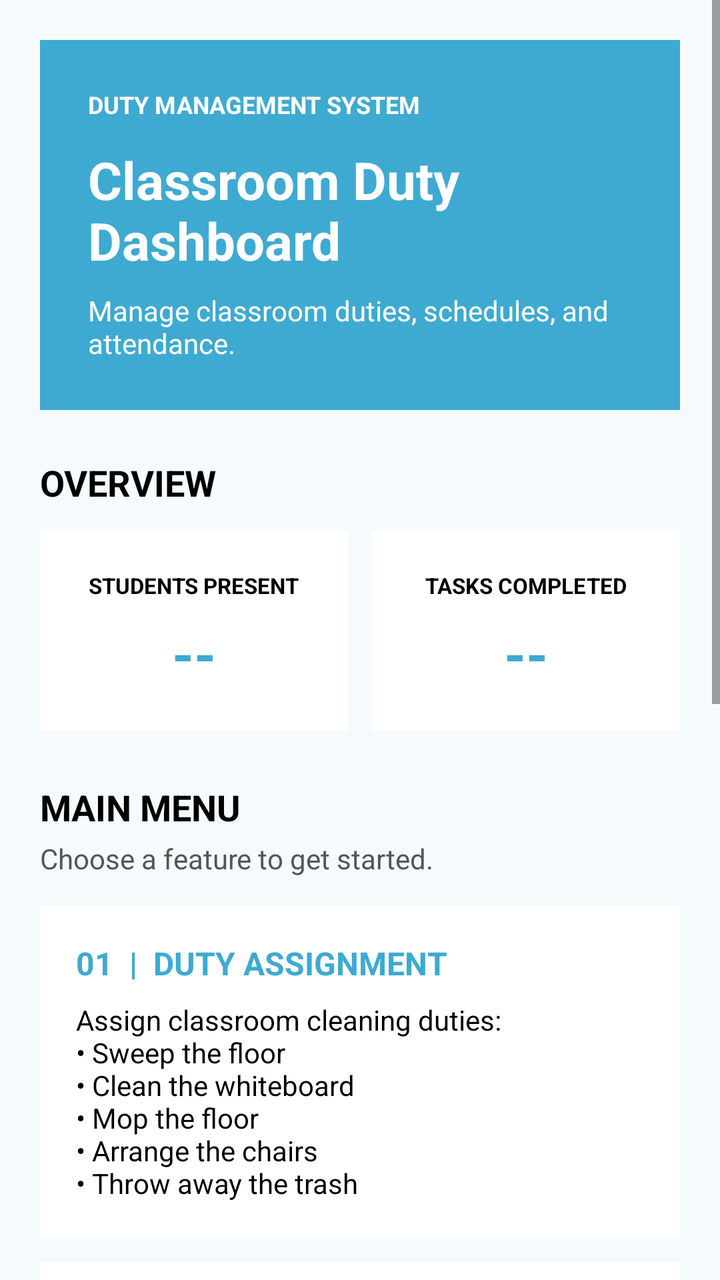
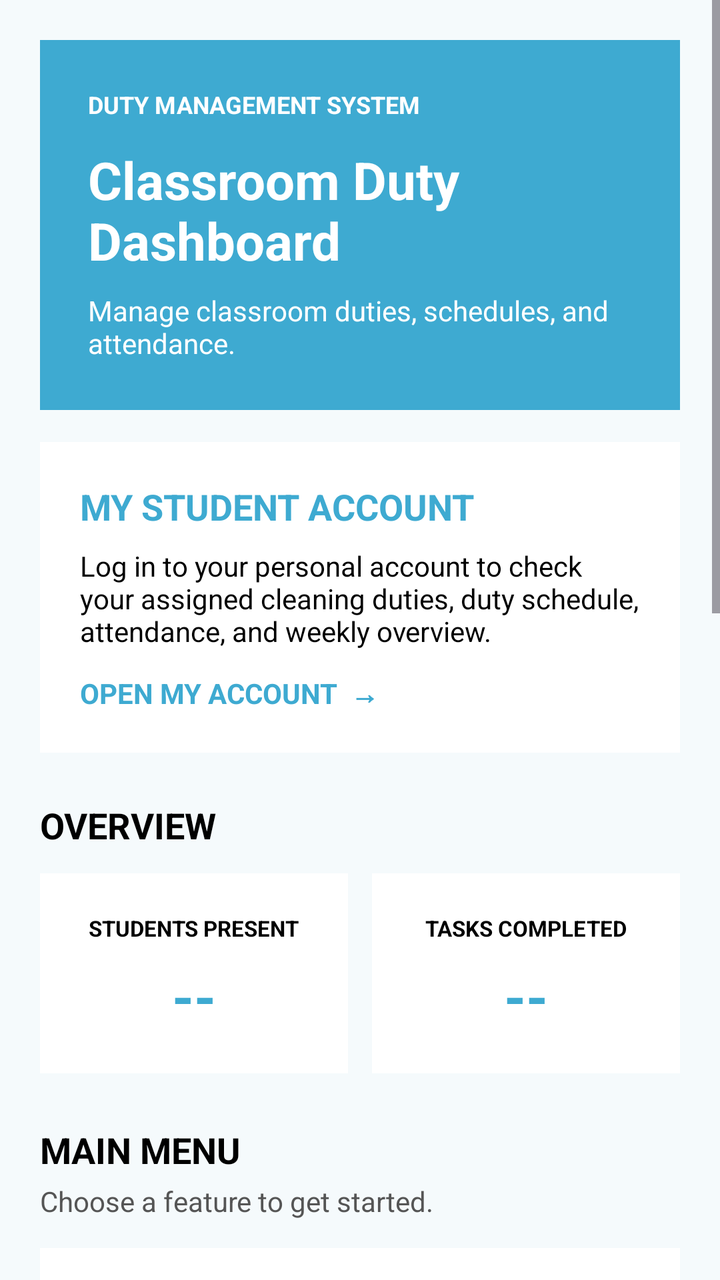

The first picture is an Android layout as it rendered before a commit; the second is the same layout after the commit. The layout source and the unified diff follow.
<!-- AndroidManifest.xml: application theme Theme.G3_DutyManagementSystem -->
<!-- res/layout/activity_dashboard.xml -->
<?xml version="1.0" encoding="utf-8"?>
<ScrollView xmlns:android="http://schemas.android.com/apk/res/android"
    android:layout_width="match_parent"
    android:layout_height="match_parent"
    android:background="#F5FAFC"
    android:fillViewport="true">

    <LinearLayout
        android:layout_width="match_parent"
        android:layout_height="wrap_content"
        android:orientation="vertical"
        android:padding="20dp">

        
        <LinearLayout
            android:layout_width="match_parent"
            android:layout_height="wrap_content"
            android:orientation="vertical"
            android:padding="24dp"
            android:background="#3EAAD1">

            <TextView
                android:layout_width="wrap_content"
                android:layout_height="wrap_content"
                android:text="DUTY MANAGEMENT SYSTEM"
                android:textColor="#FFFFFF"
                android:textSize="12sp"
                android:textStyle="bold" />

            <TextView
                android:layout_width="match_parent"
                android:layout_height="wrap_content"
                android:layout_marginTop="12dp"
                android:text="Classroom Duty Dashboard"
                android:textColor="#FFFFFF"
                android:textSize="26sp"
                android:textStyle="bold" />

            <TextView
                android:layout_width="match_parent"
                android:layout_height="wrap_content"
                android:layout_marginTop="8dp"
                android:text="Manage classroom duties, schedules, and attendance."
                android:textColor="#FFFFFF"
                android:textSize="14sp" />
        </LinearLayout>

        
        <TextView
            android:layout_width="match_parent"
            android:layout_height="wrap_content"
            android:layout_marginTop="24dp"
            android:text="OVERVIEW"
            android:textColor="#000000"
            android:textSize="18sp"
            android:textStyle="bold" />

        <LinearLayout
            android:layout_width="match_parent"
            android:layout_height="wrap_content"
            android:orientation="horizontal"
            android:layout_marginTop="12dp">

            <LinearLayout
                android:layout_width="0dp"
                android:layout_height="100dp"
                android:layout_weight="1"
                android:layout_marginEnd="6dp"
                android:orientation="vertical"
                android:gravity="center"
                android:background="#FFFFFF"
                android:padding="12dp">

                <TextView
                    android:layout_width="wrap_content"
                    android:layout_height="wrap_content"
                    android:text="STUDENTS PRESENT"
                    android:textColor="#000000"
                    android:textSize="11sp"
                    android:textStyle="bold" />

                <TextView
                    android:id="@+id/tvPresentCount"
                    android:layout_width="wrap_content"
                    android:layout_height="wrap_content"
                    android:layout_marginTop="8dp"
                    android:text="--"
                    android:textColor="#3EAAD1"
                    android:textSize="28sp"
                    android:textStyle="bold" />
            </LinearLayout>

            <LinearLayout
                android:layout_width="0dp"
                android:layout_height="100dp"
                android:layout_weight="1"
                android:layout_marginStart="6dp"
                android:orientation="vertical"
                android:gravity="center"
                android:background="#FFFFFF"
                android:padding="12dp">

                <TextView
                    android:layout_width="wrap_content"
                    android:layout_height="wrap_content"
                    android:text="TASKS COMPLETED"
                    android:textColor="#000000"
                    android:textSize="11sp"
                    android:textStyle="bold" />

                <TextView
                    android:id="@+id/tvTasksCompleted"
                    android:layout_width="wrap_content"
                    android:layout_height="wrap_content"
                    android:layout_marginTop="8dp"
                    android:text="--"
                    android:textColor="#3EAAD1"
                    android:textSize="28sp"
                    android:textStyle="bold" />
            </LinearLayout>
        </LinearLayout>

        
        <TextView
            android:layout_width="match_parent"
            android:layout_height="wrap_content"
            android:layout_marginTop="26dp"
            android:text="MAIN MENU"
            android:textColor="#000000"
            android:textSize="18sp"
            android:textStyle="bold" />

        <TextView
            android:layout_width="match_parent"
            android:layout_height="wrap_content"
            android:layout_marginTop="4dp"
            android:text="Choose a feature to get started."
            android:textColor="#555555"
            android:textSize="14sp" />

        
        <LinearLayout
            android:id="@+id/btnDutyAssignment"
            android:layout_width="match_parent"
            android:layout_height="wrap_content"
            android:layout_marginTop="14dp"
            android:orientation="vertical"
            android:padding="18dp"
            android:background="#FFFFFF"
            android:clickable="true"
            android:focusable="true">

            <TextView
                android:layout_width="match_parent"
                android:layout_height="wrap_content"
                android:text="01  |  DUTY ASSIGNMENT"
                android:textColor="#3EAAD1"
                android:textSize="16sp"
                android:textStyle="bold" />

            <TextView
                android:layout_width="match_parent"
                android:layout_height="wrap_content"
                android:layout_marginTop="8dp"
                android:text="Assign classroom cleaning duties:\n• Sweep the floor\n• Clean the whiteboard\n• Mop the floor\n• Arrange the chairs\n• Throw away the trash"
                android:textColor="#000000"
                android:textSize="14sp" />
        </LinearLayout>

        
        <LinearLayout
            android:id="@+id/btnStudentSchedule"
            android:layout_width="match_parent"
            android:layout_height="wrap_content"
            android:layout_marginTop="12dp"
            android:orientation="vertical"
            android:padding="18dp"
            android:background="#FFFFFF"
            android:clickable="true"
            android:focusable="true">

            <TextView
                android:layout_width="match_parent"
                android:layout_height="wrap_content"
                android:text="02  |  STUDENT SCHEDULE"
                android:textColor="#3EAAD1"
                android:textSize="16sp"
                android:textStyle="bold" />

            <TextView
                android:layout_width="match_parent"
                android:layout_height="wrap_content"
                android:layout_marginTop="8dp"
                android:text="Assign and organize students' cleaning schedules and duty days."
                android:textColor="#000000"
                android:textSize="14sp" />
        </LinearLayout>

        
        <LinearLayout
            android:id="@+id/btnAttendance"
            android:layout_width="match_parent"
            android:layout_height="wrap_content"
            android:layout_marginTop="12dp"
            android:orientation="vertical"
            android:padding="18dp"
            android:background="#FFFFFF"
            android:clickable="true"
            android:focusable="true">

            <TextView
                android:layout_width="match_parent"
                android:layout_height="wrap_content"
                android:text="03  |  ATTENDANCE MONITORING"
                android:textColor="#3EAAD1"
                android:textSize="16sp"
                android:textStyle="bold" />

            <TextView
                android:layout_width="match_parent"
                android:layout_height="wrap_content"
                android:layout_marginTop="8dp"
                android:text="Record students who are present and mark students who are absent each day."
                android:textColor="#000000"
                android:textSize="14sp" />
        </LinearLayout>

        
        <LinearLayout
            android:id="@+id/btnActivityHistory"
            android:layout_width="match_parent"
            android:layout_height="wrap_content"
            android:layout_marginTop="12dp"
            android:orientation="vertical"
            android:padding="18dp"
            android:background="#FFFFFF"
            android:clickable="true"
            android:focusable="true">

            <TextView
                android:layout_width="match_parent"
                android:layout_height="wrap_content"
                android:text="04  |  ACTIVITY HISTORY"
                android:textColor="#3EAAD1"
                android:textSize="16sp"
                android:textStyle="bold" />

            <TextView
                android:layout_width="match_parent"
                android:layout_height="wrap_content"
                android:layout_marginTop="8dp"
                android:text="Review completed and unfinished duties, student attendance, and previous activity records."
                android:textColor="#000000"
                android:textSize="14sp" />
        </LinearLayout>

        
        <LinearLayout
            android:id="@+id/btnWeeklySummary"
            android:layout_width="match_parent"
            android:layout_height="wrap_content"
            android:layout_marginTop="12dp"
            android:orientation="vertical"
            android:padding="18dp"
            android:background="#FFFFFF"
            android:clickable="true"
            android:focusable="true">

            <TextView
                android:layout_width="match_parent"
                android:layout_height="wrap_content"
                android:text="05  |  WEEKLY SUMMARY"
                android:textColor="#3EAAD1"
                android:textSize="16sp"
                android:textStyle="bold" />

            <TextView
                android:layout_width="match_parent"
                android:layout_height="wrap_content"
                android:layout_marginTop="8dp"
                android:text="View a weekly summary of assigned duties, completed tasks, and attendance."
                android:textColor="#000000"
                android:textSize="14sp" />
        </LinearLayout>

        
        <TextView
            android:layout_width="match_parent"
            android:layout_height="wrap_content"
            android:layout_marginTop="24dp"
            android:layout_marginBottom="16dp"
            android:gravity="center"
            android:text="Keep the classroom clean. Share the responsibility."
            android:textColor="#555555"
            android:textSize="12sp" />

    </LinearLayout>
</ScrollView>
<!-- resources referenced by this layout -->
<resources>
  <style name="Theme.G3_DutyManagementSystem" parent="Base.Theme.G3_DutyManagementSystem" />
  <style name="Base.Theme.G3_DutyManagementSystem" parent="Theme.Material3.DayNight.NoActionBar">
          
          
      </style>
</resources>

<!-- the commit's change to res/layout/activity_dashboard.xml (unified diff, before → after) -->
@@ -43,6 +43,45 @@
                 android:text="Manage classroom duties, schedules, and attendance."
                 android:textColor="#FFFFFF"
                 android:textSize="14sp" />
+        </LinearLayout>
+
+        
+        <LinearLayout
+            android:id="@+id/btnStudentAccount"
+            android:layout_width="match_parent"
+            android:layout_height="wrap_content"
+            android:layout_marginTop="16dp"
+            android:orientation="vertical"
+            android:padding="20dp"
+            android:background="#FFFFFF"
+            android:clickable="true"
+            android:focusable="true">
+
+            <TextView
+                android:layout_width="match_parent"
+                android:layout_height="wrap_content"
+                android:text="MY STUDENT ACCOUNT"
+                android:textColor="#3EAAD1"
+                android:textSize="18sp"
+                android:textStyle="bold" />
+
+            <TextView
+                android:layout_width="match_parent"
+                android:layout_height="wrap_content"
+                android:layout_marginTop="8dp"
+                android:text="Log in to your personal account to check your assigned cleaning duties, duty schedule, attendance, and weekly overview."
+                android:textColor="#000000"
+                android:textSize="14sp" />
+
+            <TextView
+                android:layout_width="match_parent"
+                android:layout_height="wrap_content"
+                android:layout_marginTop="12dp"
+                android:text="OPEN MY ACCOUNT  →"
+                android:textColor="#3EAAD1"
+                android:textSize="14sp"
+                android:textStyle="bold" />
+
         </LinearLayout>
 
         
